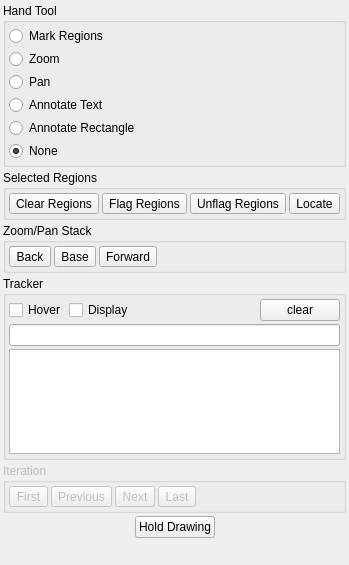
Old version of the form code/plotms/implement/GuiTabs/PlotMSToolsTab.ui in the repository radio-astro/casa.
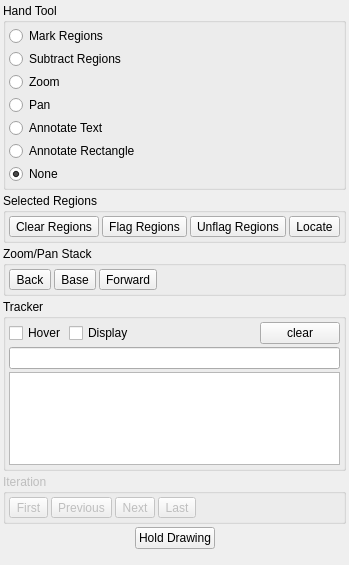
New version of the form. Icons and pictures are not drawn.

Commit message: New Development: Yes             JIRA Issue: CAS-1971         Ready for Test: Yes      Interface Changes: Yes What Interface Changed: GUI: new button to subtract selection regions. API: Enum for actions, tools in generic plot.

The edit to the form file:
```diff
--- a/code/plotms/implement/GuiTabs/PlotMSToolsTab.ui
+++ b/code/plotms/implement/GuiTabs/PlotMSToolsTab.ui
@@ -71,6 +71,16 @@
         </property>
        </widget>
       </item>
+      <item>
+       <widget class="QRadioButton" name="handSubtractRegions" >
+        <property name="text" >
+         <string>Subtract Regions</string>
+        </property>
+        <property name="icon" >
+         <iconset resource="../Gui/PlotMSPlotter.qrc" >:/actions/images/minus-bv.png</iconset>
+        </property>
+       </widget>
+      </item>
       <item>
        <widget class="QRadioButton" name="handZoom" >
         <property name="text" >
```
The commit also changes 17 other files.
